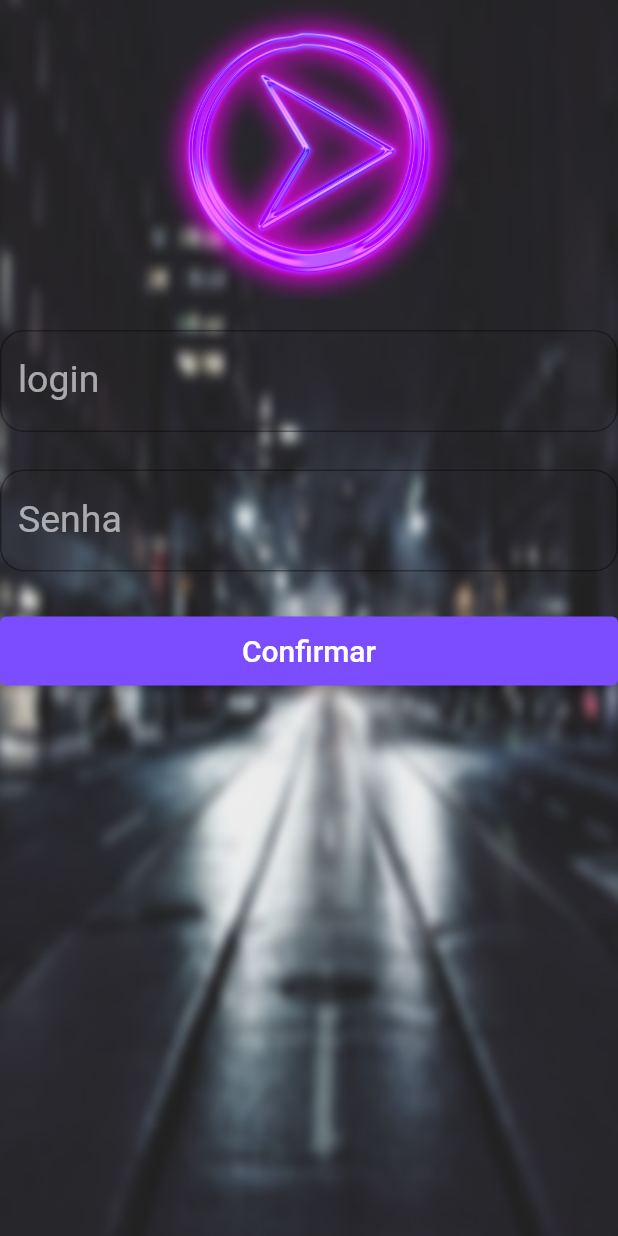
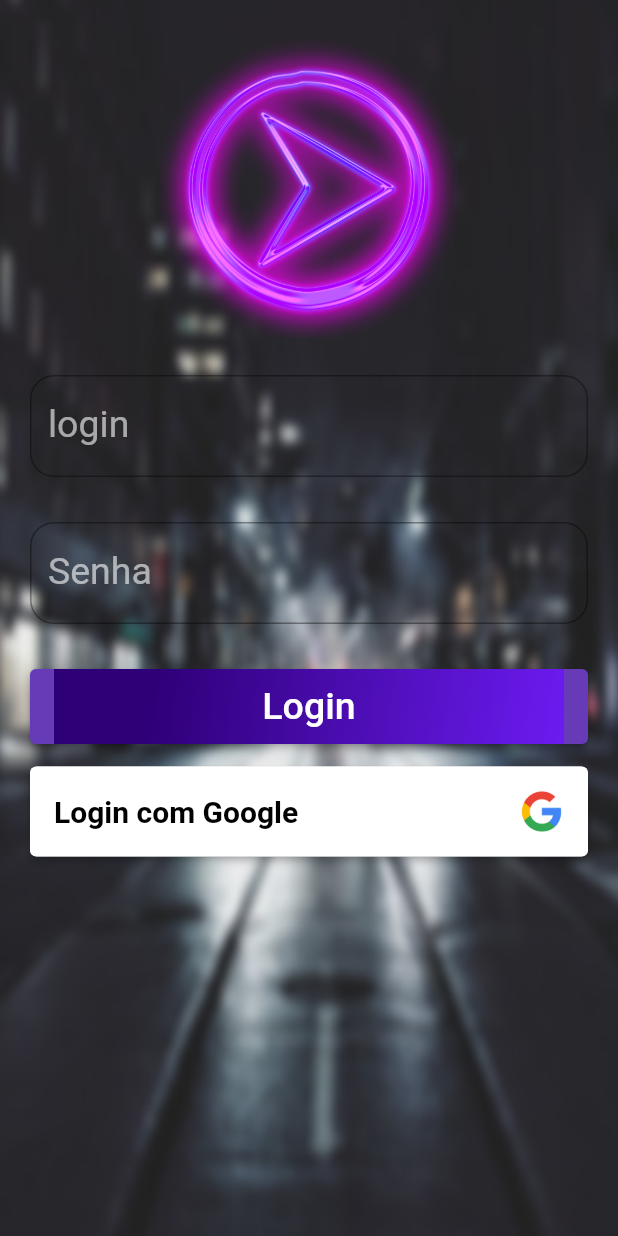
Before and after one commit to LuizRoberto18/processo_pedidos, a Flutter app: the HomePage screen opened directly, on a phone screen of 412 x 824 dp. Run offline on Flutter 3.47's test engine with Material 2 defaults, Android fonts, the phone set to English and light mode, and no system bars.

Commit message:
finalizando tela de login e splashScream e ajustando lista de Proutos

```diff
--- a/lib/views/home_page.dart
+++ b/lib/views/home_page.dart
@@ -35,7 +35,10 @@ class _HomePageState extends State<HomePage> {
             ),
           ),
         ),
-        ListView(
+        Center(
+          child: Padding(
+            padding: EdgeInsets.only(top: 25.0, left: 20, right: 20),
+            child: ListView(
               children: [
                 SizedBox(
                   child: Image.asset(
@@ -46,7 +49,7 @@ class _HomePageState extends State<HomePage> {
                   // child: Image.asset("images/logo-aviao.png", height: 200, width: 200,),
                 ),
                 SizedBox(
-              height: 20,
+                  height: 25,
                 ),
                 TextForm(
                   "login",
@@ -55,7 +58,7 @@ class _HomePageState extends State<HomePage> {
                   validator: _validadeLogin,
                 ),
                 SizedBox(
-              height: 25,
+                  height: 30,
                 ),
                 TextForm(
                   "Senha",
@@ -67,24 +70,82 @@ class _HomePageState extends State<HomePage> {
                   height: 30,
                 ),
                 Container(
-              height: 46,
-              width: 240,
+                  height: 50,
+                  width: 200,
                   decoration: BoxDecoration(
                     borderRadius: BorderRadius.circular(30),
                   ),
                   child: ElevatedButton(
                     onPressed: () {
                       _onClickLogin();
-                  Navigator.push(context,
-                      MaterialPageRoute(builder: (context) => ListaEntregas()));
+                      Navigator.push(
+                          context,
+                          MaterialPageRoute(
+                              builder: (context) => ListaEntregas()));
                     },
-                child: Text(
-                  "Confirmar",
-                  style: TextStyle(fontSize: 20),
+                    child: Container(
+                      alignment: Alignment.center,
+                      decoration: BoxDecoration(
+                        gradient: LinearGradient(
+                          begin: Alignment.topLeft,
+                          end: Alignment.bottomRight,
+                          stops: [0.2, 1],
+                          colors: [
+                            Color(0xFF2E0078),
+                            Color(0xff6c1bf1),
+                          ],
+                        ),
+                      ),
+                      child: Text("Login", style: TextStyle(fontSize: 25),),
+                    ),
+                  ),
+                ),
+                SizedBox(
+                  height: 15,
+                ),
+                Container(
+                  height: 60,
+                  alignment: Alignment.centerLeft,
+                  decoration: BoxDecoration(
+                    color: Colors.white,
+                    borderRadius: BorderRadius.all(
+                      Radius.circular(5),
+                    ),
+                  ),
+                  child: SizedBox.expand(
+                    child: ElevatedButton(
+                      child: Row(
+                        mainAxisAlignment: MainAxisAlignment.spaceBetween,
+                        children: <Widget>[
+                          Text(
+                            "Login com Google",
+                            style: TextStyle(
+                              fontWeight: FontWeight.bold,
+                              color: Colors.black,
+                              fontSize: 20,
+                            ),
+                            textAlign: TextAlign.left,
+                          ),
+                          Container(
+                            child: SizedBox(
+                              child: Image.asset("images/icone_google.png"),
+                              height: 30,
+                              width: 30,
+                            ),
+                          ),
+                        ],
+                      ),
+                      onPressed: () => {},
+                      style: ElevatedButton.styleFrom(
+                          primary: Colors.white,
+
+                          ),
                     ),
                   ),
                 ),
               ],
+            ),
+          ),
         ),
       ],
     );
--- a/lib/wdgets/TextFormField.dart
+++ b/lib/wdgets/TextFormField.dart
@@ -23,6 +23,7 @@ class TextForm extends StatelessWidget {
     this.focusNode,
     this.nextFocus,
   });
+
   @override
   Widget build(BuildContext context) {
     return TextFormField(
@@ -38,6 +39,7 @@ class TextForm extends StatelessWidget {
         fontSize: 24,
       ),
       decoration: InputDecoration(
+
         label: Text(label),
         labelStyle: TextStyle(
           fontSize: 25,
@@ -51,7 +53,8 @@ class TextForm extends StatelessWidget {
         ),
         hintText: hint,
         hintStyle: TextStyle(
-          fontSize: 18,
+          fontSize: 22,
+          color: Colors.white30,
         ),
       ),
     );
```
Also changed, not shown: lib/main.dart (+8 -4 lines), lib/products/produto.dart (added, +8 -0 lines), lib/views/lista_entregas.dart (+93 -1 lines), lib/wdgets/splash_scream.dart (+31 -18 lines), images/fone_ouvido.jpg (added), images/icone_google.png (added). Lines whose indentation alone changed are shown as unchanged.
